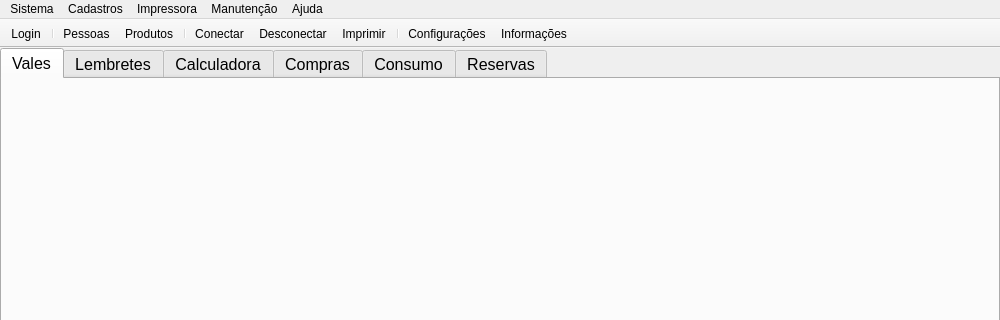
Old version of the form mainwindow.ui in the repository leidensj/BKVale; both pictures show x 0 to 1000 and y 0 to 320 of the 1000 by 600 pixel window.
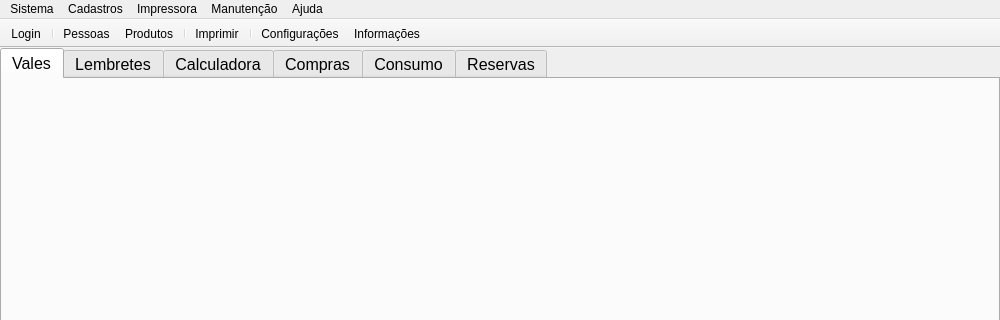
New version of the form. Icons and pictures are not drawn.

Patch:
```diff
--- a/mainwindow.ui
+++ b/mainwindow.ui
@@ -156,8 +156,6 @@
    <addaction name="actionPersons"/>
    <addaction name="actionProducts"/>
    <addaction name="separator"/>
-   <addaction name="actionConnect"/>
-   <addaction name="actionDisconnect"/>
    <addaction name="actionPrint"/>
    <addaction name="separator"/>
    <addaction name="actionSettings"/>
@@ -216,24 +214,6 @@
    <addaction name="menuConfigura_es"/>
    <addaction name="menuAjuda"/>
   </widget>
-  <action name="actionConnect">
-   <property name="icon">
-    <iconset resource="icons.qrc">
-     <normaloff>:/icons/res/connected.png</normaloff>:/icons/res/connected.png</iconset>
-   </property>
-   <property name="text">
-    <string>Conectar</string>
-   </property>
-  </action>
-  <action name="actionDisconnect">
-   <property name="icon">
-    <iconset resource="icons.qrc">
-     <normaloff>:/icons/res/disconnected.png</normaloff>:/icons/res/disconnected.png</iconset>
-   </property>
-   <property name="text">
-    <string>Desconectar</string>
-   </property>
-  </action>
   <action name="actionPrint">
    <property name="icon">
     <iconset resource="icons.qrc">
```
Left out of the diff: 7 changed lines with no effect on the pictures.
